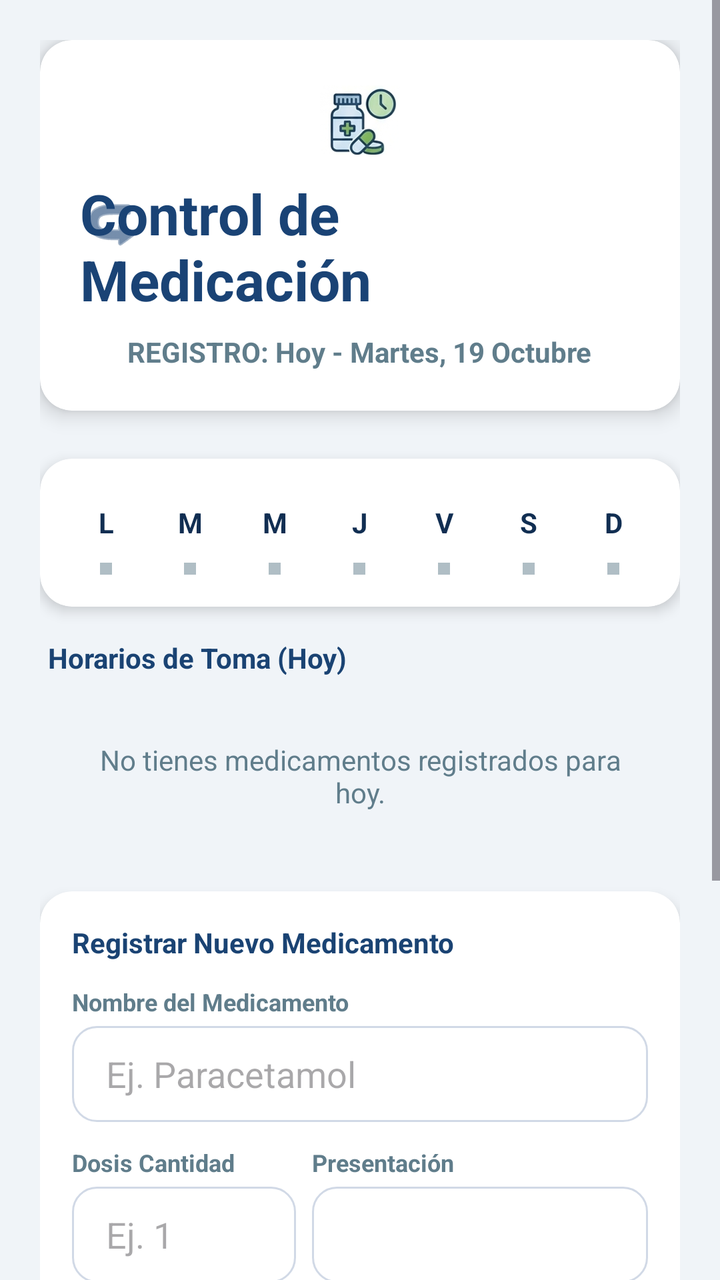
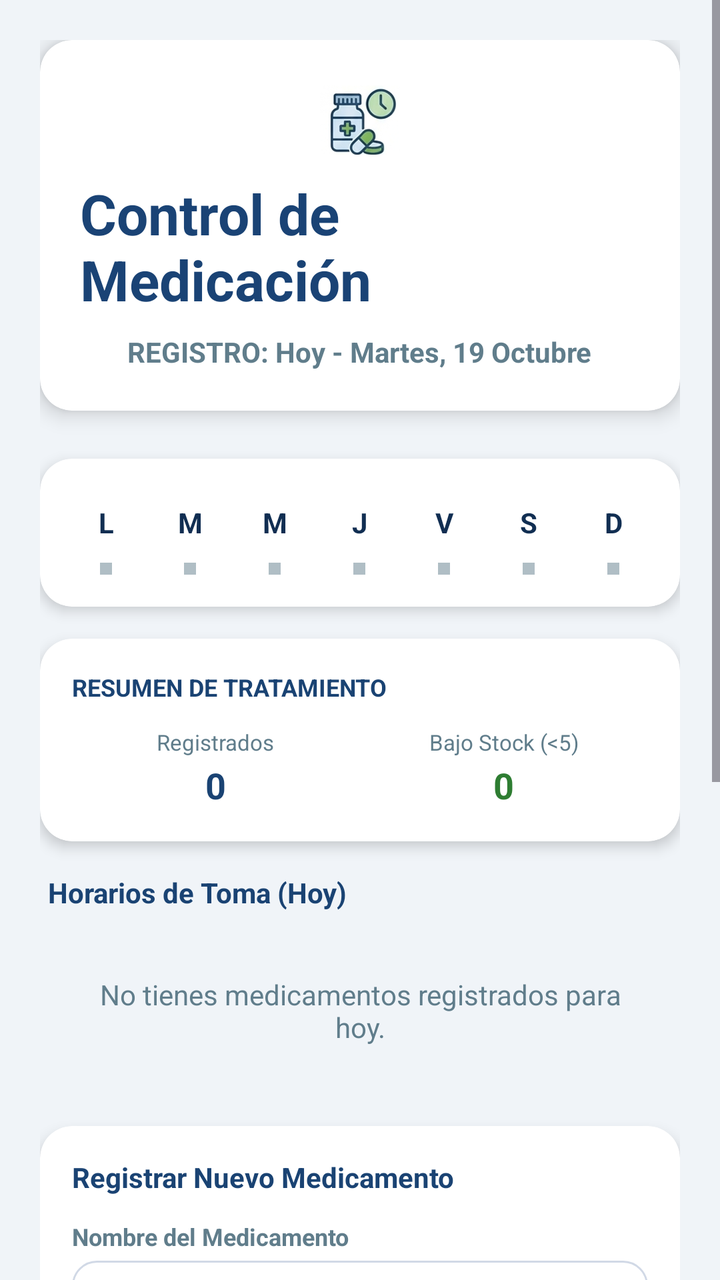

Screens rendered from an Android XML layout before and after an edit, with the pre-edit source and the edit as a unified diff.
<!-- AndroidManifest.xml: application theme Theme.MiPrimeraApp -->
<!-- res/layout/activity_medicamento.xml -->
<?xml version="1.0" encoding="utf-8"?>
<androidx.constraintlayout.widget.ConstraintLayout
    xmlns:android="http://schemas.android.com/apk/res/android"
    xmlns:app="http://schemas.android.com/apk/res-auto"
    xmlns:tools="http://schemas.android.com/tools"
    android:id="@+id/main"
    android:layout_width="match_parent"
    android:layout_height="match_parent"
    android:background="@color/ui_weight_background"
    tools:context=".Medicamento_Activity">

    <ScrollView
        android:layout_width="match_parent"
        android:layout_height="match_parent"
        android:fillViewport="true"
        android:clipToPadding="false"
        app:layout_constraintTop_toTopOf="parent"
        app:layout_constraintBottom_toBottomOf="parent"
        app:layout_constraintStart_toStartOf="parent"
        app:layout_constraintEnd_toEndOf="parent">

        <LinearLayout
            android:layout_width="match_parent"
            android:layout_height="wrap_content"
            android:orientation="vertical"
            android:padding="20dp">

            
            <androidx.cardview.widget.CardView
                android:layout_width="match_parent"
                android:layout_height="wrap_content"
                app:cardCornerRadius="16dp"
                app:cardElevation="6dp"
                app:cardBackgroundColor="@color/peso_card_bg"
                android:layout_marginBottom="24dp">

                <RelativeLayout
                    android:layout_width="match_parent"
                    android:layout_height="wrap_content"
                    android:padding="20dp">

                    <LinearLayout
                        android:layout_width="match_parent"
                        android:layout_height="wrap_content"
                        android:orientation="vertical"
                        android:gravity="center">

                        <ImageView
                            android:layout_width="40dp"
                            android:layout_height="40dp"
                            android:src="@drawable/ic_medicina"
                            android:layout_marginBottom="8dp" />

                        <TextView
                            android:id="@+id/txtVTitle"
                            android:layout_width="wrap_content"
                            android:layout_height="wrap_content"
                            android:text="Control de Medicación"
                            android:textColor="@color/ui_weight_title_blue"
                            android:textSize="28sp"
                            android:textStyle="bold"
                            android:layout_marginBottom="8dp"/>

                        <TextView
                            android:id="@+id/tvDateTimeInfo"
                            android:layout_width="wrap_content"
                            android:layout_height="wrap_content"
                            android:text="REGISTRO: Hoy - Martes, 19 Octubre"
                            android:textColor="@color/peso_gray_text"
                            android:textSize="14sp"
                            android:textStyle="bold"/>
                    </LinearLayout>

                    <ImageView
                        android:id="@+id/btnBack"
                        android:layout_width="32dp"
                        android:layout_height="32dp"
                        android:layout_alignParentStart="true"
                        android:layout_centerVertical="true"
                        android:clickable="true"
                        android:focusable="true"
                        android:background="?attr/selectableItemBackgroundBorderless"
                        android:src="@android:drawable/ic_menu_revert"
                        android:rotation="180"
                        app:tint="@color/ui_weight_title_blue"
                        android:contentDescription="Regresar" />
                </RelativeLayout>
            </androidx.cardview.widget.CardView>

            
            <androidx.cardview.widget.CardView
                android:layout_width="match_parent"
                android:layout_height="wrap_content"
                android:layout_marginBottom="16dp"
                app:cardCornerRadius="16dp"
                app:cardElevation="4dp"
                app:cardBackgroundColor="@color/white">

                <LinearLayout
                    android:layout_width="match_parent"
                    android:layout_height="wrap_content"
                    android:orientation="horizontal"
                    android:gravity="center"
                    android:padding="12dp">

                    
                    <LinearLayout
                        android:id="@+id/layoutMon"
                        android:layout_width="0dp"
                        android:layout_height="wrap_content"
                        android:layout_weight="1"
                        android:orientation="vertical"
                        android:gravity="center"
                        android:padding="4dp">
                        <TextView
                            android:id="@+id/tvMonDay"
                            android:layout_width="32dp"
                            android:layout_height="32dp"
                            android:gravity="center"
                            android:text="L"
                            android:textColor="#112E52"
                            android:textSize="14sp"
                            android:textStyle="bold" />
                        <View
                            android:id="@+id/dotMon"
                            android:layout_width="6dp"
                            android:layout_height="6dp"
                            android:background="#B0BEC5"
                            android:layout_marginTop="4dp" />
                    </LinearLayout>

                    
                    <LinearLayout
                        android:id="@+id/layoutTue"
                        android:layout_width="0dp"
                        android:layout_height="wrap_content"
                        android:layout_weight="1"
                        android:orientation="vertical"
                        android:gravity="center"
                        android:padding="4dp">
                        <TextView
                            android:id="@+id/tvTueDay"
                            android:layout_width="32dp"
                            android:layout_height="32dp"
                            android:gravity="center"
                            android:text="M"
                            android:textColor="#112E52"
                            android:textSize="14sp"
                            android:textStyle="bold" />
                        <View
                            android:id="@+id/dotTue"
                            android:layout_width="6dp"
                            android:layout_height="6dp"
                            android:background="#B0BEC5"
                            android:layout_marginTop="4dp" />
                    </LinearLayout>

                    
                    <LinearLayout
                        android:id="@+id/layoutWed"
                        android:layout_width="0dp"
                        android:layout_height="wrap_content"
                        android:layout_weight="1"
                        android:orientation="vertical"
                        android:gravity="center"
                        android:padding="4dp">
                        <TextView
                            android:id="@+id/tvWedDay"
                            android:layout_width="32dp"
                            android:layout_height="32dp"
                            android:gravity="center"
                            android:text="M"
                            android:textColor="#112E52"
                            android:textSize="14sp"
                            android:textStyle="bold" />
                        <View
                            android:id="@+id/dotWed"
                            android:layout_width="6dp"
                            android:layout_height="6dp"
                            android:background="#B0BEC5"
                            android:layout_marginTop="4dp" />
                    </LinearLayout>

                    
                    <LinearLayout
                        android:id="@+id/layoutThu"
                        android:layout_width="0dp"
                        android:layout_height="wrap_content"
                        android:layout_weight="1"
                        android:orientation="vertical"
                        android:gravity="center"
                        android:padding="4dp">
                        <TextView
                            android:id="@+id/tvThuDay"
                            android:layout_width="32dp"
                            android:layout_height="32dp"
                            android:gravity="center"
                            android:text="J"
                            android:textColor="#112E52"
                            android:textSize="14sp"
                            android:textStyle="bold" />
                        <View
                            android:id="@+id/dotThu"
                            android:layout_width="6dp"
                            android:layout_height="6dp"
                            android:background="#B0BEC5"
                            android:layout_marginTop="4dp" />
                    </LinearLayout>

                    
                    <LinearLayout
                        android:id="@+id/layoutFri"
                        android:layout_width="0dp"
                        android:layout_height="wrap_content"
                        android:layout_weight="1"
                        android:orientation="vertical"
                        android:gravity="center"
                        android:padding="4dp">
                        <TextView
                            android:id="@+id/tvFriDay"
                            android:layout_width="32dp"
                            android:layout_height="32dp"
                            android:gravity="center"
                            android:text="V"
                            android:textColor="#112E52"
                            android:textSize="14sp"
                            android:textStyle="bold" />
                        <View
                            android:id="@+id/dotFri"
                            android:layout_width="6dp"
                            android:layout_height="6dp"
                            android:background="#B0BEC5"
                            android:layout_marginTop="4dp" />
                    </LinearLayout>

                    
                    <LinearLayout
                        android:id="@+id/layoutSat"
                        android:layout_width="0dp"
                        android:layout_height="wrap_content"
                        android:layout_weight="1"
                        android:orientation="vertical"
                        android:gravity="center"
                        android:padding="4dp">
                        <TextView
                            android:id="@+id/tvSatDay"
                            android:layout_width="32dp"
                            android:layout_height="32dp"
                            android:gravity="center"
                            android:text="S"
                            android:textColor="#112E52"
                            android:textSize="14sp"
                            android:textStyle="bold" />
                        <View
                            android:id="@+id/dotSat"
                            android:layout_width="6dp"
                            android:layout_height="6dp"
                            android:background="#B0BEC5"
                            android:layout_marginTop="4dp" />
                    </LinearLayout>

                    
                    <LinearLayout
                        android:id="@+id/layoutSun"
                        android:layout_width="0dp"
                        android:layout_height="wrap_content"
                        android:layout_weight="1"
                        android:orientation="vertical"
                        android:gravity="center"
                        android:padding="4dp">
                        <TextView
                            android:id="@+id/tvSunDay"
                            android:layout_width="32dp"
                            android:layout_height="32dp"
                            android:gravity="center"
                            android:text="D"
                            android:textColor="#112E52"
                            android:textSize="14sp"
                            android:textStyle="bold" />
                        <View
                            android:id="@+id/dotSun"
                            android:layout_width="6dp"
                            android:layout_height="6dp"
                            android:background="#B0BEC5"
                            android:layout_marginTop="4dp" />
                    </LinearLayout>

                </LinearLayout>
            </androidx.cardview.widget.CardView>

            
            <TextView
                android:layout_width="wrap_content"
                android:layout_height="wrap_content"
                android:text="Horarios de Toma (Hoy)"
                android:textColor="@color/peso_primary_blue"
                android:textSize="14sp"
                android:textStyle="bold"
                android:layout_marginBottom="8dp"
                android:layout_marginStart="4dp" />

            <LinearLayout
                android:id="@+id/layoutTimeline"
                android:layout_width="match_parent"
                android:layout_height="wrap_content"
                android:orientation="vertical"
                android:layout_marginBottom="16dp">
                
                <TextView
                    android:id="@+id/tvNoMedsMsg"
                    android:layout_width="match_parent"
                    android:layout_height="wrap_content"
                    android:gravity="center"
                    android:padding="24dp"
                    android:text="No tienes medicamentos registrados para hoy."
                    android:textColor="@color/peso_gray_text"
                    android:textSize="14sp" />
            </LinearLayout>

            
            <androidx.cardview.widget.CardView
                android:id="@+id/cardInventoryAlerts"
                android:layout_width="match_parent"
                android:layout_height="wrap_content"
                android:layout_marginBottom="16dp"
                android:visibility="gone"
                app:cardCornerRadius="16dp"
                app:cardElevation="3dp"
                app:cardBackgroundColor="@color/white">
                <LinearLayout
                    android:layout_width="match_parent"
                    android:layout_height="wrap_content"
                    android:orientation="vertical"
                    android:padding="16dp">
                    <TextView
                        android:layout_width="wrap_content"
                        android:layout_height="wrap_content"
                        android:text="⚠️ Inventario de Farmacia Crítico"
                        android:textColor="#C62828"
                        android:textStyle="bold"
                        android:textSize="13sp"
                        android:layout_marginBottom="8dp"/>
                    
                    <LinearLayout
                        android:id="@+id/layoutInventoryAlertList"
                        android:layout_width="match_parent"
                        android:layout_height="wrap_content"
                        android:orientation="vertical">
                        
                    </LinearLayout>
                </LinearLayout>
            </androidx.cardview.widget.CardView>

            
            <androidx.cardview.widget.CardView
                android:layout_width="match_parent"
                android:layout_height="wrap_content"
                android:layout_marginBottom="24dp"
                app:cardCornerRadius="16dp"
                app:cardElevation="4dp"
                app:cardBackgroundColor="@color/white">

                <LinearLayout
                    android:layout_width="match_parent"
                    android:layout_height="wrap_content"
                    android:orientation="vertical"
                    android:padding="16dp">

                    <TextView
                        android:layout_width="wrap_content"
                        android:layout_height="wrap_content"
                        android:text="Registrar Nuevo Medicamento"
                        android:textColor="@color/peso_primary_blue"
                        android:textStyle="bold"
                        android:textSize="14sp"
                        android:layout_marginBottom="12dp" />

                    
                    <TextView
                        android:layout_width="wrap_content"
                        android:layout_height="wrap_content"
                        android:text="Nombre del Medicamento"
                        android:textColor="@color/peso_gray_text"
                        android:textSize="12sp"
                        android:textStyle="bold"
                        android:layout_marginBottom="4dp"/>
                    <EditText
                        android:id="@+id/etMedName"
                        style="@style/EditTextRounded"
                        android:layout_width="match_parent"
                        android:layout_height="48dp"
                        android:hint="Ej. Paracetamol"
                        android:inputType="text"
                        android:maxLength="40"
                        android:layout_marginBottom="12dp" />

                    
                    <LinearLayout
                        android:layout_width="match_parent"
                        android:layout_height="wrap_content"
                        android:orientation="horizontal"
                        android:layout_marginBottom="12dp">
                        <LinearLayout
                            android:layout_width="0dp"
                            android:layout_height="wrap_content"
                            android:layout_weight="1.2"
                            android:orientation="vertical">
                            <TextView
                                android:layout_width="wrap_content"
                                android:layout_height="wrap_content"
                                android:text="Dosis Cantidad"
                                android:textColor="@color/peso_gray_text"
                                android:textSize="12sp"
                                android:textStyle="bold"
                                android:layout_marginBottom="4dp"/>
                            <EditText
                                android:id="@+id/etMedDoseQty"
                                style="@style/EditTextRounded"
                                android:layout_width="match_parent"
                                android:layout_height="48dp"
                                android:hint="Ej. 1"
                                android:inputType="number" />
                        </LinearLayout>
                        <LinearLayout
                            android:layout_width="0dp"
                            android:layout_height="wrap_content"
                            android:layout_weight="1.8"
                            android:orientation="vertical"
                            android:layout_marginStart="8dp">
                            <TextView
                                android:layout_width="wrap_content"
                                android:layout_height="wrap_content"
                                android:text="Presentación"
                                android:textColor="@color/peso_gray_text"
                                android:textSize="12sp"
                                android:textStyle="bold"
                                android:layout_marginBottom="4dp"/>
                            <Spinner
                                android:id="@+id/spinnerDoseType"
                                android:layout_width="match_parent"
                                android:layout_height="48dp"
                                android:background="@drawable/input_rounf" />
                        </LinearLayout>
                    </LinearLayout>

                    
                    <TextView
                        android:layout_width="wrap_content"
                        android:layout_height="wrap_content"
                        android:text="Frecuencia de Toma"
                        android:textColor="@color/peso_gray_text"
                        android:textSize="12sp"
                        android:textStyle="bold"
                        android:layout_marginBottom="4dp"/>
                    <Spinner
                        android:id="@+id/spinnerFrequency"
                        android:layout_width="match_parent"
                        android:layout_height="48dp"
                        android:layout_marginBottom="12dp"
                        android:background="@drawable/input_rounf" />

                    
                    <LinearLayout
                        android:layout_width="match_parent"
                        android:layout_height="wrap_content"
                        android:orientation="horizontal"
                        android:layout_marginBottom="16dp">
                        <LinearLayout
                            android:layout_width="0dp"
                            android:layout_height="wrap_content"
                            android:layout_weight="1"
                            android:orientation="vertical">
                            <TextView
                                android:layout_width="wrap_content"
                                android:layout_height="wrap_content"
                                android:text="Duración (Días)"
                                android:textColor="@color/peso_gray_text"
                                android:textSize="12sp"
                                android:textStyle="bold"
                                android:layout_marginBottom="4dp"/>
                            <EditText
                                android:id="@+id/etDurationDays"
                                style="@style/EditTextRounded"
                                android:layout_width="match_parent"
                                android:layout_height="48dp"
                                android:hint="Ej. 7 (0 = Crónico)"
                                android:inputType="number" />
                        </LinearLayout>
                        <LinearLayout
                            android:layout_width="0dp"
                            android:layout_height="wrap_content"
                            android:layout_weight="1"
                            android:orientation="vertical"
                            android:layout_marginStart="8dp">
                            <TextView
                                android:layout_width="wrap_content"
                                android:layout_height="wrap_content"
                                android:text="Caja Inicial (Dosis)"
                                android:textColor="@color/peso_gray_text"
                                android:textSize="12sp"
                                android:textStyle="bold"
                                android:layout_marginBottom="4dp"/>
                            <EditText
                                android:id="@+id/etInventoryInitial"
                                style="@style/EditTextRounded"
                                android:layout_width="match_parent"
                                android:layout_height="48dp"
                                android:hint="Ej. 30"
                                android:inputType="number" />
                        </LinearLayout>
                    </LinearLayout>

                    
                    <Button
                        android:id="@+id/btnSaveMed"
                        android:layout_width="match_parent"
                        android:layout_height="52dp"
                        android:text="Registrar Medicamento"
                        android:textAllCaps="false"
                        android:backgroundTint="@color/peso_primary_blue"
                        android:textColor="@color/white"
                        android:textStyle="bold"/>
                </LinearLayout>
            </androidx.cardview.widget.CardView>
        </LinearLayout>
    </ScrollView>
</androidx.constraintlayout.widget.ConstraintLayout>
<!-- resources referenced by this layout -->
<resources>
  <color name="peso_card_bg">#FFFFFF</color>
  <color name="peso_gray_text">#607D8B</color>
  <color name="peso_primary_blue">#1A4373</color>
  <color name="ui_weight_background">#F0F4F8</color>
  <color name="ui_weight_title_blue">#1A4375</color>
  <color name="white">#FFFFFFFF</color>
  <!-- drawable ic_medicina: png bitmap (drawable, 72541 bytes) -->
  <!-- drawable input_rounf (drawable) -->
  <?xml version="1.0" encoding="utf-8"?>
  <shape xmlns:android="http://schemas.android.com/apk/res/android">
      <solid android:color="#FFFFFF"/>
      <stroke android:width="1dp" android:color="#D1D9E6"/>
      <corners android:radius="12dp"/>
  </shape>
  <style name="EditTextRounded">
          <item name="android:paddingLeft">17dp</item>
          <item name="android:paddingRight">17dp</item>
          <item name="android:background">@drawable/input_rounf</item>
      </style>
  <style name="Theme.MiPrimeraApp" parent="Base.Theme.MiPrimeraApp" />
  <style name="Base.Theme.MiPrimeraApp" parent="Theme.Material3.DayNight.NoActionBar">
          
          
       </style>
</resources>

<!-- the commit's change to res/layout/activity_medicamento.xml (unified diff, before → after) -->
@@ -71,19 +71,6 @@
                             android:textStyle="bold"/>
                     </LinearLayout>
 
-                    <ImageView
-                        android:id="@+id/btnBack"
-                        android:layout_width="32dp"
-                        android:layout_height="32dp"
-                        android:layout_alignParentStart="true"
-                        android:layout_centerVertical="true"
-                        android:clickable="true"
-                        android:focusable="true"
-                        android:background="?attr/selectableItemBackgroundBorderless"
-                        android:src="@android:drawable/ic_menu_revert"
-                        android:rotation="180"
-                        app:tint="@color/ui_weight_title_blue"
-                        android:contentDescription="Regresar" />
                 </RelativeLayout>
             </androidx.cardview.widget.CardView>
 
@@ -285,6 +272,90 @@
                             android:layout_marginTop="4dp" />
                     </LinearLayout>
 
+                </LinearLayout>
+            </androidx.cardview.widget.CardView>
+
+            
+            <androidx.cardview.widget.CardView
+                android:id="@+id/cardMedStats"
+                android:layout_width="match_parent"
+                android:layout_height="wrap_content"
+                android:layout_marginBottom="16dp"
+                app:cardCornerRadius="16dp"
+                app:cardElevation="4dp"
+                app:cardBackgroundColor="@color/white">
+
+                <LinearLayout
+                    android:layout_width="match_parent"
+                    android:layout_height="wrap_content"
+                    android:orientation="vertical"
+                    android:padding="16dp">
+
+                    <TextView
+                        android:layout_width="wrap_content"
+                        android:layout_height="wrap_content"
+                        android:text="RESUMEN DE TRATAMIENTO"
+                        android:textColor="@color/peso_primary_blue"
+                        android:textStyle="bold"
+                        android:textSize="12sp"
+                        android:layout_marginBottom="12dp" />
+
+                    <LinearLayout
+                        android:layout_width="match_parent"
+                        android:layout_height="wrap_content"
+                        android:orientation="horizontal"
+                        android:weightSum="2">
+
+                        <LinearLayout
+                            android:layout_width="0dp"
+                            android:layout_height="wrap_content"
+                            android:layout_weight="1"
+                            android:orientation="vertical"
+                            android:gravity="center">
+
+                            <TextView
+                                android:layout_width="wrap_content"
+                                android:layout_height="wrap_content"
+                                android:text="Registrados"
+                                android:textColor="@color/peso_gray_text"
+                                android:textSize="11sp"/>
+
+                            <TextView
+                                android:id="@+id/tvMedRegisteredKPI"
+                                android:layout_width="wrap_content"
+                                android:layout_height="wrap_content"
+                                android:text="0"
+                                android:textColor="@color/peso_primary_blue"
+                                android:textSize="18sp"
+                                android:textStyle="bold"
+                                android:layout_marginTop="2dp"/>
+                        </LinearLayout>
+
+                        <LinearLayout
+                            android:layout_width="0dp"
+                            android:layout_height="wrap_content"
+                            android:layout_weight="1"
+                            android:orientation="vertical"
+                            android:gravity="center">
+
+                            <TextView
+                                android:layout_width="wrap_content"
+                                android:layout_height="wrap_content"
+                                android:text="Bajo Stock (&lt;5)"
+                                android:textColor="@color/peso_gray_text"
+                                android:textSize="11sp"/>
+
+                            <TextView
+                                android:id="@+id/tvMedLowStockKPI"
+                                android:layout_width="wrap_content"
+                                android:layout_height="wrap_content"
+                                android:text="0"
+                                android:textColor="@color/peso_save_green"
+                                android:textSize="18sp"
+                                android:textStyle="bold"
+                                android:layout_marginTop="2dp"/>
+                        </LinearLayout>
+                    </LinearLayout>
                 </LinearLayout>
             </androidx.cardview.widget.CardView>
 
<!-- resource entries referenced after the edit -->
@@ -3,6 +3,7 @@
   <color name="peso_card_bg">#FFFFFF</color>
   <color name="peso_gray_text">#607D8B</color>
   <color name="peso_primary_blue">#1A4373</color>
+  <color name="peso_save_green">#2E7D32</color>
   <color name="ui_weight_background">#F0F4F8</color>
   <color name="ui_weight_title_blue">#1A4375</color>
   <color name="white">#FFFFFFFF</color>
